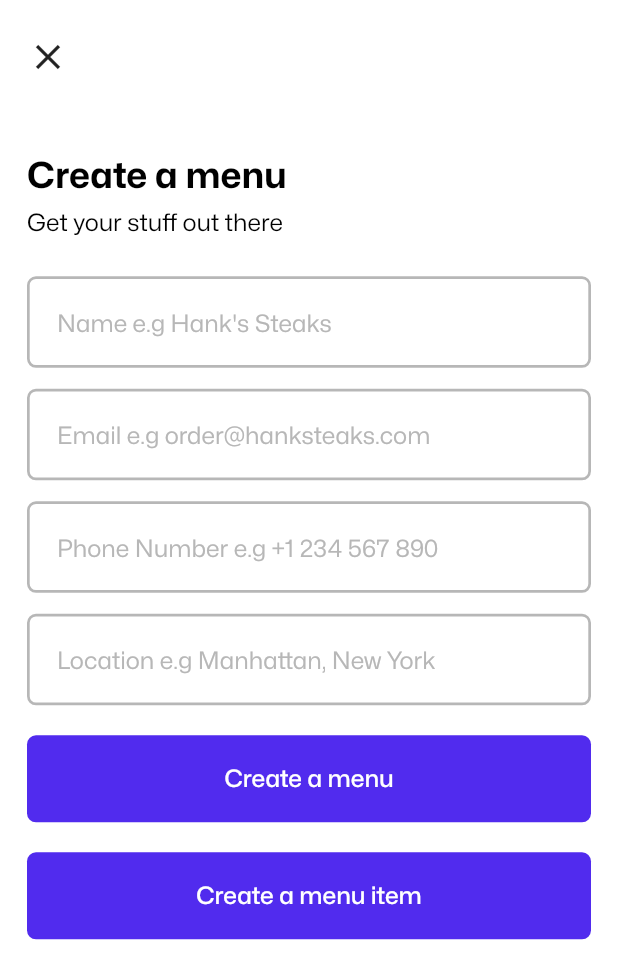
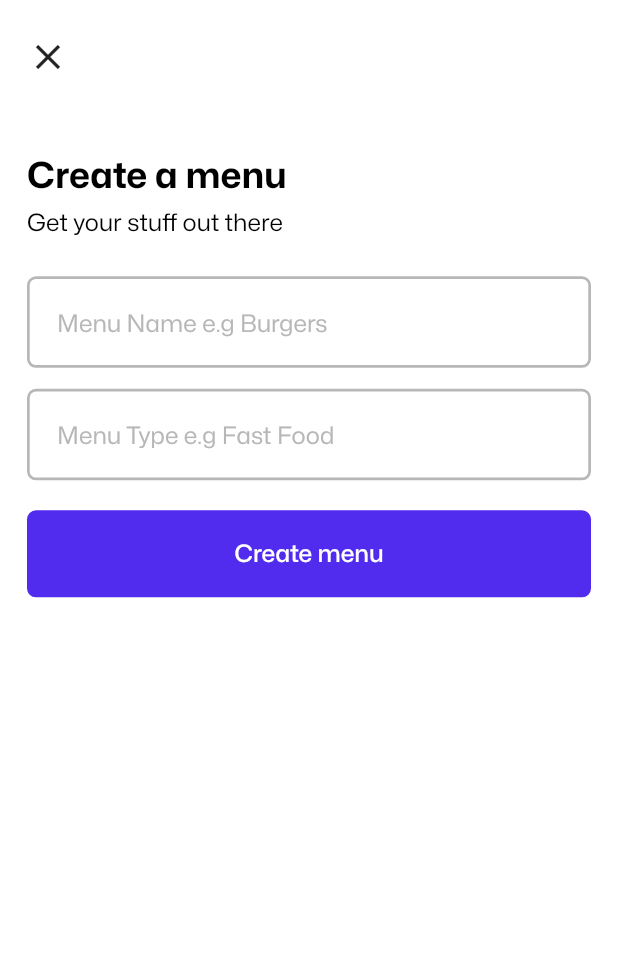
Before and after one commit to devwraithe/parallel_37, a Flutter app: the CreateMenuScreen screen opened by its route, on a phone screen of 412 x 824 dp. Shown: the top 979 px of the screen. Run offline on Flutter 3.47's test engine with Material 2 defaults, Android fonts, the phone set to English and light mode, and no system bars; our stand-ins replace another_flushbar, cached_network_image, cloud_firestore, dartz, equatable, firebase_auth and 7 more; accounts and stored records are empty.

Commit message:
feat: add a menu to store

```diff
--- a/lib/app/data/repositories/menu_repository_impl.dart
+++ b/lib/app/data/repositories/menu_repository_impl.dart
@@ -8,26 +8,24 @@ import '../../core/utilities/errors/exceptions.dart';
 import '../../domain/repositories/menu_repository.dart';
 
 class MenuRepositoryImpl implements MenuRepository {
+  // global variables
+  final user = Constants.firebaseAuth.currentUser;
+
   @override
   Future<void> createMenu(Map<String, dynamic> data) async {
     try {
-      // for stores
       final storeCollection = Constants.firestore.collection("stores");
       final storeDocRef = storeCollection.doc(data['store_id']);
+      final menuCollection = storeDocRef.collection("store_menu");
 
-      final menuCollection = storeDocRef.collection("store_menu");
-      // final menuDocRef = menuCollection.doc();
-      // final menuId = menuDocRef.id;
-
-      // add a menu to the store menu
-      menuCollection;
-      //     .add({
-      //   'user_id': Constants.firebaseAuth.currentUser!.uid,
-      // }).then((value) {
-      //   debugPrint("Store Created: $value");
-      // }).catchError((err) {
-      //   debugPrint("Error Creating Store: $err");
-      // });
+      await menuCollection.add({
+        'menu_type': data['menu_type'],
+        'menu_name': data['menu_name'],
+      }).then((value) {
+        debugPrint("Menu Created: $value");
+      }).catchError((err) {
+        debugPrint("Error Creating Menu: $err");
+      });
 
       // reference to the parent document i.e stores
       // final storesCollectionRef = Constants.firestore.collection("stores");
--- a/lib/app/data/repositories/store_repository_impl.dart
+++ b/lib/app/data/repositories/store_repository_impl.dart
@@ -19,12 +19,9 @@ class StoreRepositoryImpl implements StoreRepository {
   Future<void> createStore(Map<String, dynamic> data) async {
     try {
       final storeCollection = Constants.firestore.collection("stores");
-      final storeDocRef = storeCollection.doc();
-      // final storeId = storeDocRef.id;
 
       await storeCollection.add({
         'user_id': Constants.firebaseAuth.currentUser!.uid,
-        // 'store_id': storeId,
         'name': data['name'],
         'email': data['email'],
         'phone': data['phone'],
--- a/lib/app/presentation/notifiers/store_notifiers/create_store_notifier.dart
+++ b/lib/app/presentation/notifiers/store_notifiers/create_store_notifier.dart
@@ -1,6 +1,5 @@
 import 'package:flutter_riverpod/flutter_riverpod.dart';
 
-import '../../../domain/usecases/auth_usecase/create_account_usecase.dart';
 import '../../../domain/usecases/store_usecases/create_store_usecase.dart';
 
 enum CreateStoreState { initial, loading, success, failed }
--- a/lib/app/presentation/screens/vendor/create_menu_screen.dart
+++ b/lib/app/presentation/screens/vendor/create_menu_screen.dart
@@ -1,10 +1,8 @@
 import 'package:flutter/material.dart';
 import 'package:flutter_riverpod/flutter_riverpod.dart';
+import 'package:parallel_37/app/core/routes/routes.dart';
 import 'package:parallel_37/app/core/theme/text_theme.dart';
 import 'package:parallel_37/app/core/utilities/helpers/validator_helpers.dart';
-import 'package:parallel_37/app/presentation/notifiers/menu_notifiers/add_item_to_menu_notifier.dart';
-import 'package:parallel_37/app/presentation/notifiers/menu_notifiers/get_menu_doc_id_notifier.dart';
-import 'package:parallel_37/app/presentation/notifiers/store_notifiers/get_store_id_notifier.dart';
 
 import '../../../core/utilities/constants.dart';
 import '../../../core/utilities/helpers/ui_helpers.dart';
@@ -18,83 +16,38 @@ class CreateMenuScreen extends ConsumerStatefulWidget {
 }
 
 class CreateMenuScreenState extends ConsumerState<CreateMenuScreen> {
-  // Future<String> retrieveId() async {
-  //
-  //   return storeDocId;
-  // }
-
-  @override
-  void initState() {
-    super.initState();
-    // "ref" can be used in all life-cycles of a StatefulWidget.
-    ref.read(getStoreIdProvider);
-    ref.read(getMenuDocIdProvider);
-  }
-
   final _key = GlobalKey<FormState>(debugLabel: 'create-menu');
 
   final Map<String, dynamic> data = {
+    "menu_type": "",
+    "menu_name": "",
     "store_id": "",
   };
 
-  _createMenu(context, CreateMenuNotifier notifier) async {
-    final idNotifier = ref.watch(getStoreIdProvider.notifier);
-    final storeDocId = await idNotifier.getStoreId();
-    setState(() => data['store_id'] = storeDocId);
-    debugPrint("Store Document ID: ${data.toString()}");
-
+  _submit(context, CreateMenuNotifier notifier) async {
     final formState = _key.currentState!;
 
-    // if (formState.validate()) {
-    // formState.save();
-    // final result =
-    await notifier.createMenu(data);
-    // if (result == CreateMenuState.success) {
-    //   // navigate to home
-    // } else if (result == CreateMenuState.failed) {
-    //   UiHelpers.errorFlush(
-    //     notifier.error!,
-    //     context,
-    //   );
-    // }
-    // }
-  }
-
-  final Map<String, dynamic> menuData = {
-    "menu_id": "",
-    "store_id": "",
-  };
-
-  // handle adding item to menu
-  _addItemToMenu(context, AddItemToMenuNotifier notifier) async {
-    final idNotifier = ref.watch(getStoreIdProvider.notifier);
-    final storeDocId = await idNotifier.getStoreId();
-    setState(() => data['store_id'] = storeDocId);
-    final menuIdNotifier = ref.watch(getMenuDocIdProvider.notifier);
-    final menuDocId = await menuIdNotifier.getMenuDocId(data);
-    setState(() => data['menu_id'] = menuDocId);
-    debugPrint("Menu Document ID: ${data.toString()}");
-
-    final formState = _key.currentState!;
-
-    // if (formState.validate()) {
-    // formState.save();
-    // final result =
-    await notifier.addItemToMenu(data);
-    // if (result == CreateMenuState.success) {
-    //   // navigate to home
-    // } else if (result == CreateMenuState.failed) {
-    //   UiHelpers.errorFlush(
-    //     notifier.error!,
-    //     context,
-    //   );
-    // }
-    // }
+    if (formState.validate()) {
+      formState.save();
+      final result = await notifier.createMenu(data);
+      if (result == CreateMenuState.success) {
+        Navigator.pushNamed(context, Routes.vendorHome);
+      } else if (result == CreateMenuState.failed) {
+        UiHelpers.errorFlush(
+          notifier.error!,
+          context,
+        );
+      }
+    }
   }
 
   @override
   Widget build(BuildContext context) {
     const textTheme = AppTextTheme.textTheme;
+
+    final arguments =
+        ModalRoute.of(context)?.settings.arguments as Map<String, dynamic>?;
+    data['store_id'] = arguments?['store_id'];
 
     return Scaffold(
       body: SafeArea(
@@ -123,11 +76,11 @@ class CreateMenuScreenState extends ConsumerState<CreateMenuScreen> {
                 TextFormField(
                   keyboardType: TextInputType.text,
                   decoration: InputDecoration(
-                    hintText: "Name e.g Hank's Steaks",
+                    hintText: "Menu Name e.g Burgers",
                     prefix: Constants.prefixSpace,
                   ),
                   autovalidateMode: Constants.validateMode,
-                  onSaved: (v) => data['name'] = v,
+                  onSaved: (v) => data['menu_name'] = v,
                   validator: (v) => ValidatorHelper.storeName(v),
                   style: textTheme.bodyLarge,
                 ),
@@ -135,64 +88,26 @@ class CreateMenuScreenState extends ConsumerState<CreateMenuScreen> {
                 TextFormField(
                   keyboardType: TextInputType.emailAddress,
                   decoration: InputDecoration(
-                    hintText: "Email e.g order@hanksteaks.com",
+                    hintText: "Menu Type e.g Fast Food",
                     prefix: Constants.prefixSpace,
                   ),
                   autovalidateMode: Constants.validateMode,
-                  onSaved: (v) => data['email'] = v,
+                  onSaved: (v) => data['menu_type'] = v,
                   validator: (v) => ValidatorHelper.storeEmail(v),
-                  style: textTheme.bodyLarge,
-                ),
-                const SizedBox(height: 14),
-                TextFormField(
-                  keyboardType: TextInputType.phone,
-                  decoration: InputDecoration(
-                    hintText: "Phone Number e.g +1 234 567 890",
-                    prefix: Constants.prefixSpace,
-                  ),
-                  autovalidateMode: Constants.validateMode,
-                  onSaved: (v) => data['phone'] = v,
-                  validator: (v) => ValidatorHelper.storePhone(v),
-                  style: textTheme.bodyLarge,
-                ),
-                const SizedBox(height: 14),
-                TextFormField(
-                  keyboardType: TextInputType.text,
-                  decoration: InputDecoration(
-                    hintText: "Location e.g Manhattan, New York",
-                    prefix: Constants.prefixSpace,
-                  ),
-                  autovalidateMode: Constants.validateMode,
-                  onSaved: (v) => data['location'] = v,
-                  validator: (v) => ValidatorHelper.storeLocation(v),
                   style: textTheme.bodyLarge,
                 ),
                 const SizedBox(height: 20),
                 Consumer(
                   builder: (context, ref, _) {
                     // create a menu providers
-                    final stateA = ref.watch(createMenuProvider);
-                    final notifierA = ref.read(createMenuProvider.notifier);
+                    final state = ref.watch(createMenuProvider);
+                    final notifier = ref.read(createMenuProvider.notifier);
 
                     return FilledButton(
-                      onPressed: () => _createMenu(context, notifierA),
-                      child: stateA == CreateMenuState.loading
+                      onPressed: () => _submit(context, notifier),
+                      child: state == CreateMenuState.loading
                           ? UiHelpers.loader()
-                          : const Text("Create a menu"),
-                    );
-                  },
-                ),
-                const SizedBox(height: 20),
-                Consumer(
-                  builder: (context, ref, _) {
-                    final stateB = ref.watch(addItemToMenuProvider);
-                    final notifierB = ref.read(addItemToMenuProvider.notifier);
-
-                    return FilledButton(
-                      onPressed: () => _addItemToMenu(context, notifierB),
-                      child: stateB == AddItemToMenuState.loading
-                          ? UiHelpers.loader()
-                          : const Text("Create a menu item"),
+                          : const Text("Create menu"),
                     );
                   },
                 ),
--- a/lib/app/presentation/screens/vendor/create_store_screen.dart
+++ b/lib/app/presentation/screens/vendor/create_store_screen.dart
@@ -31,7 +31,7 @@ class _CreateStoreScreenState extends State<CreateStoreScreen> {
       formState.save();
       final result = await notifier.createStore(data);
       if (result == CreateStoreState.success) {
-        Navigator.pushNamed(context, Routes.createMenu);
+        Navigator.pushNamed(context, Routes.vendorHome);
       } else if (result == CreateStoreState.failed) {
         UiHelpers.errorFlush(
           notifier.error!,
```
Also changed, not shown: lib/app/presentation/screens/vendor/home_screen.dart (+16 -1 lines).
